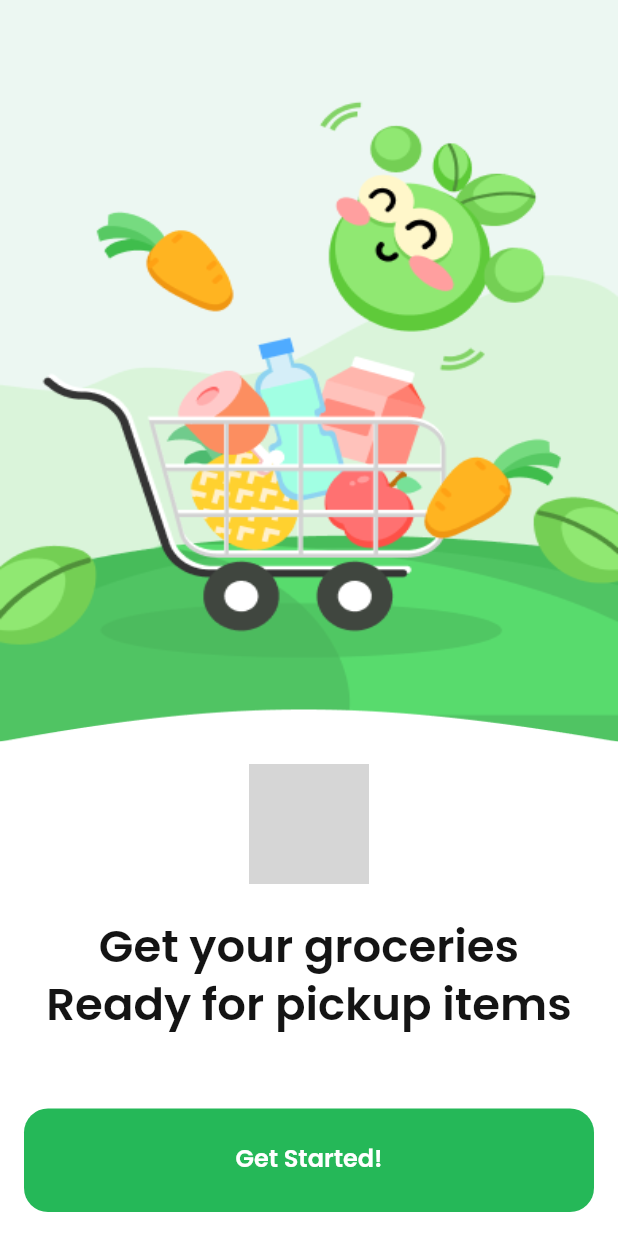
After one commit to quangngx/flutter_ecobi_app, a Flutter app: the WelcomePage screen opened by its route, on a phone screen of 412 x 824 dp. The commit adds this screen. Run offline on Flutter 3.47's test engine with Material 2 defaults, Android fonts, the phone set to English and light mode, and no system bars; our stand-ins replace flutter_svg, google_fonts, smooth_page_indicator; grey boxes are pictures that could not be loaded.

Commit message:
welcome page done

```diff
--- a/lib/src/app.dart
+++ b/lib/src/app.dart
@@ -1,6 +1,8 @@
 import 'package:flutter/material.dart';
 import 'package:flutter_ecobi_app/src/core/config/config.dart';
 import 'package:flutter_ecobi_app/src/modules/OnBoarding/on_boarding_page.dart';
+
+import 'core/helper/helper.dart';
 
 class App extends StatelessWidget {
   const App({Key? key}) : super(key: key);
@@ -13,7 +15,10 @@ class App extends StatelessWidget {
         primaryColor: LightTheme.primaryColor1,
         scaffoldBackgroundColor: LightTheme.white,
       ),
-      home: const OnBoardingPage(),
+      home: Builder(builder: (context) {
+        SizeHelper.init(context);
+        return const OnBoardingPage();
+      }),
       routes: routes,
       onGenerateRoute: generateRoutes,
     );
--- a/lib/src/core/config/router/routes.dart
+++ b/lib/src/core/config/router/routes.dart
@@ -1,10 +1,12 @@
 import 'package:flutter/material.dart';
 import 'package:flutter_ecobi_app/src/modules/Home/home_page.dart';
 import 'package:flutter_ecobi_app/src/modules/OnBoarding/on_boarding_page.dart';
+import 'package:flutter_ecobi_app/src/modules/SignIn/welcome_page.dart';
 
 final Map<String, WidgetBuilder> routes = {
   OnBoardingPage.routeName: (context) => const OnBoardingPage(),
-  HomePage.routeName: (context) => const HomePage()
+  HomePage.routeName: (context) => const HomePage(),
+  WelcomePage.routeName: (context) => const WelcomePage()
 };
 
 MaterialPageRoute<dynamic>? generateRoutes(RouteSettings settings) {
--- a/lib/src/core/helper/asset_helper.dart
+++ b/lib/src/core/helper/asset_helper.dart
@@ -1,8 +1,17 @@
 mixin AssetHelper {
   //Assets in icons
+  static const String icoAvatar = 'assets/icon/ico_avatar.png';
+  static const String icoProfile = 'assets/icon/ico_profile.png';
+  static const String icoWelcome = 'assets/icon/ico_welcome.png';
 
   //Assets in images
   static const String slide1 = 'assets/slide1.png';
   static const String slide2 = 'assets/slide2.png';
   static const String slide3 = 'assets/slide3.png';
+  static const String bgDefault = 'assets/bg_default.png';
+  static const String bgProfile = 'assets/bg_profile.png';
+  static const String bgReferral = 'assets/bg_referral.png';
+  static const String bgScroll = 'assets/bg_scroll.png';
+  static const String bgWelcome = 'assets/bg_welcome.png';
+  static const String bgWelcome2 = 'assets/bg_welcome_2.png';
 }
--- a/lib/src/modules/OnBoarding/on_boarding_page.dart
+++ b/lib/src/modules/OnBoarding/on_boarding_page.dart
@@ -85,7 +85,8 @@ class _OnBoardingPageState extends State<OnBoardingPage> {
                         child: Container(
                           margin: const EdgeInsets.symmetric(
                               horizontal: kMediumPadding),
-                          height: 56,
+                          padding: const EdgeInsets.symmetric(
+                              vertical: kMediumPadding),
                           alignment: Alignment.center,
                           decoration: BoxDecoration(
                               color: LightTheme.primaryColor2,
--- a/lib/src/modules/OnBoarding/widgets/on_boarding_footer.dart
+++ b/lib/src/modules/OnBoarding/widgets/on_boarding_footer.dart
@@ -1,5 +1,5 @@
 import 'package:flutter/material.dart';
-import 'package:flutter_ecobi_app/src/modules/Home/home_page.dart';
+import 'package:flutter_ecobi_app/src/modules/SignIn/welcome_page.dart';
 
 import '../../../core/config/config.dart';
 import '../../../core/constants/constants.dart';
@@ -27,7 +27,7 @@ class Footer extends StatelessWidget {
               ),
               GestureDetector(
                 onTap: () {
-                  Navigator.pushNamed(context, HomePage.routeName);
+                  Navigator.pushNamed(context, WelcomePage.routeName);
                 },
                 child: Text(
                   'Become a shopper',
--- /dev/null
+++ b/lib/src/modules/SignIn/welcome_page.dart
@@ -0,0 +1,92 @@
+import 'package:flutter/material.dart';
+import 'package:flutter_ecobi_app/src/core/config/config.dart';
+import 'package:flutter_ecobi_app/src/core/constants/dimension_constants.dart';
+import 'package:flutter_ecobi_app/src/core/helper/helper.dart';
+
+class WelcomePage extends StatelessWidget {
+  const WelcomePage({super.key});
+  static String routeName = '/welcome_page';
+
+  @override
+  Widget build(BuildContext context) {
+    return Scaffold(
+      body: Stack(
+        children: [
+          ImageHelper.loadFromAsset(AssetHelper.bgWelcome,
+              height: SizeHelper.screenHeight * 3 / 5,
+              width: double.infinity,
+              fit: BoxFit.fill),
+          Column(
+            mainAxisAlignment: MainAxisAlignment.end,
+            children: [
+              ImageHelper.loadFromAsset(AssetHelper.bgWelcome2,
+                  height: SizeHelper.screenHeight * 2.13 / 5,
+                  width: double.infinity,
+                  fit: BoxFit.fill),
+            ],
+          ),
+          Padding(
+            padding: const EdgeInsets.all(kDefaultPadding),
+            child: Column(
+              mainAxisAlignment: MainAxisAlignment.end,
+              children: [
+                ImageHelper.loadFromAsset(AssetHelper.icoWelcome,
+                    width: kBottomBarIconSize * 4),
+                const SizedBox(
+                  height: kMediumPadding,
+                ),
+                Text(
+                  'Get your groceries\nReady for pickup items',
+                  style: TextStyles.defaultStyle.setTextSize(30).semibold,
+                  textAlign: TextAlign.center,
+                ),
+                const SizedBox(
+                  height: kMediumPadding * 2,
+                ),
+                PrimaryButton(
+                  data: 'Get Started!',
+                  color: LightTheme.primaryColor2,
+                  onTap: () {},
+                ),
+                SizedBox(
+                  height: SizeHelper.bottomSafeAreaPadding,
+                )
+              ],
+            ),
+          )
+        ],
+      ),
+    );
+  }
+}
+
+class PrimaryButton extends StatelessWidget {
+  const PrimaryButton({Key? key, required this.data, this.onTap, this.color})
+      : super(key: key);
+
+  final String data;
+  final Function()? onTap;
+  final Color? color;
+
+  @override
+  Widget build(BuildContext context) {
+    return GestureDetector(
+      onTap: onTap,
+      child: Container(
+        padding: const EdgeInsets.symmetric(vertical: kMediumPadding),
+        width: double.infinity,
+        alignment: Alignment.center,
+        decoration: BoxDecoration(
+            color: color, borderRadius: BorderRadius.circular(kDefaultPadding)),
+        child: Text(
+          'Get Started!',
+          style: color == null
+              ? TextStyles.defaultStyle.bold.copyWith(
+                  color: LightTheme.primaryColor2,
+                )
+              : TextStyles.defaultStyle.whiteTextColor.semibold.setTextSize(16),
+        ),
+      ),
+    );
+  }
+}
```
Also changed, not shown: pubspec.yaml (+5 -7 lines), assets/bg_default.png (added), assets/bg_profile.png (added), assets/bg_referral.png (added), assets/bg_scroll.png (added), assets/bg_welcome.png (added), assets/bg_welcome_2.png (added), assets/slide1.png, assets/slide2.png, assets/slide3.png, lib/src/core/config/theme..dart (deleted), pubspec.lock.
